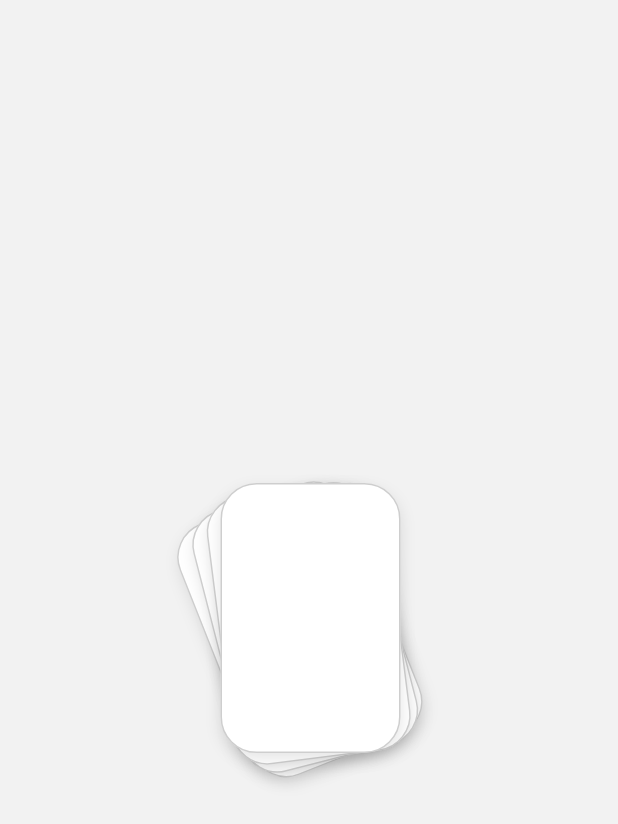
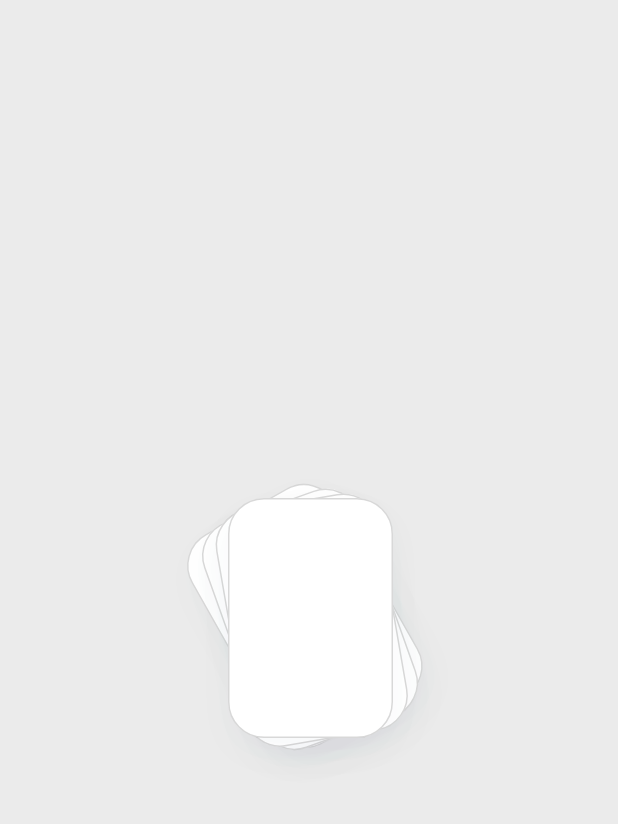
Before and after one commit to Ethiel97/flutter_stacked_cards_spring_animation, a Flutter app: the screen it shows after launch, on a phone screen of 412 x 824 dp. Shown: the top 824 px of the screen. Run offline on Flutter 3.47's test engine with Material 3 defaults, Android fonts, the light colour scheme and no system bars; our stand-ins replace tinycolor2.

Commit message:
refine animation

```diff
--- a/lib/main.dart
+++ b/lib/main.dart
@@ -1,5 +1,4 @@
 import 'package:flutter/material.dart';
-import 'package:flutter/widgets.dart';
 import 'package:myapp/widgets/card_stack.dart';
 import 'package:tinycolor2/tinycolor2.dart';
 
@@ -15,7 +14,7 @@ class MyApp extends StatelessWidget {
         debugShowCheckedModeBanner: true,
         home: Scaffold(
           backgroundColor:
-              Colors.grey.toTinyColor().brighten(70).shade(5).color,
+              Colors.grey.toTinyColor().brighten(40).shade(8).color,
           body: const Center(
             child: CardStack(),
           ),
--- a/lib/widgets/card_stack.dart
+++ b/lib/widgets/card_stack.dart
@@ -44,10 +44,10 @@ class _CardStackState extends State<CardStack>
   }
 
   handlePress(CardStackState cardStackState) {
-    if (controller.isCompleted) {
+    if (controller.isDismissed) {
+      controller.forward();
+    } else {
       controller.reverse();
-    } else {
-      controller.forward();
     }
 
     setState(() {
@@ -122,7 +122,7 @@ class _CardListFlowDelegate extends FlowDelegate {
           ? height / 2 - sqrt(dx * 10 * animation.value)
           : height / 2 + (dx * (1 - animation.value) + (dx * animation.value));
       final angle =
-          (cardSpreadEnum.isCollapsed ? ((pi / 400)) * dx : (-(pi / 300)) * dx);
+          (cardSpreadEnum.isCollapsed ? ((pi / 170)) * dx : (-(pi / 220)) * dx);
 
       context.paintChild(
         i,
--- a/lib/widgets/card_widget.dart
+++ b/lib/widgets/card_widget.dart
@@ -7,26 +7,26 @@ class CardWidget extends StatelessWidget {
   Widget build(BuildContext context) => AnimatedContainer(
         duration: const Duration(milliseconds: 250),
         transformAlignment: Alignment.center,
-        height: 180,
-        width: 120,
+        height: 160,
+        width: 110,
         decoration: BoxDecoration(
           color: Colors.white,
           borderRadius: BorderRadius.circular(24),
           border: Border.all(
             width: 1,
-            color: Colors.grey.withOpacity(.5),
+            color: Colors.grey.withOpacity(.4),
           ),
           boxShadow: [
             BoxShadow(
-              offset: const Offset(0, 4),
-              blurRadius: 8,
-              color: Colors.black.withOpacity(.1),
+              offset: const Offset(0, 10),
+              blurRadius: 20,
+              color: Colors.black.withOpacity(.02),
             ),
-            /* BoxShadow(
+            BoxShadow(
               offset: const Offset(0, 8),
               blurRadius: 16,
-              color: Colors.blueAccent.withOpacity(.2),
-            ) */
+              color: Colors.blueAccent.withOpacity(.01),
+            )
           ],
         ),
       );
```
